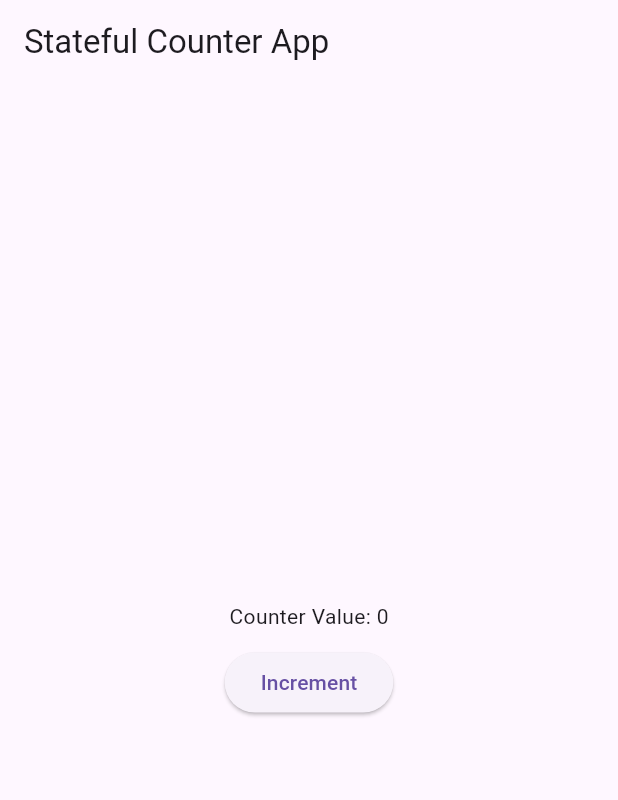
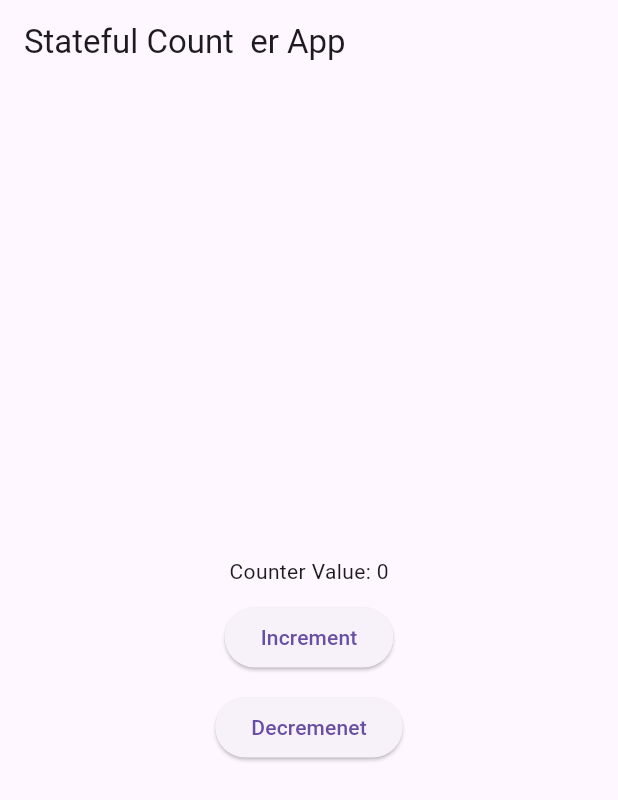
Before and after one commit to Apryadi/state_management_codelab, a Flutter app: the screen it shows after launch, on a phone screen of 412 x 824 dp. Shown: the top 800 px of the screen. Run offline on Flutter 3.47's test engine with Material 3 defaults, Android fonts, the phone set to English and light mode, and no system bars.

Commit message:
Menambahkan Funtion DecrementCounter

```diff
--- a/lib/main.dart
+++ b/lib/main.dart
@@ -1,4 +1,5 @@
 import 'package:flutter/material.dart';
+import 'package:state_management_codelab/stateless.dart';
 import 'package:state_management_codelab/statefull.dart';
 
 void main() {
--- a/lib/statefull.dart
+++ b/lib/statefull.dart
@@ -14,11 +14,20 @@ class _MyStatefulWidgetAppState extends State<MyStatefulWidgetApp> {
     });
   }
 
+  void decrementCounter() {
+    setState(() {
+      if (counter > 0) {
+        counter--;
+      }
+    });
+  }
+
+
   @override
   Widget build(BuildContext context) {
     return MaterialApp(
       home: Scaffold(
-        appBar: AppBar(title: Text('Stateful Counter App')),
+        appBar: AppBar(title: Text('Stateful Count  er App')),
         body: Center(
           child: Column(
             mainAxisAlignment: MainAxisAlignment.center,
@@ -29,6 +38,10 @@ class _MyStatefulWidgetAppState extends State<MyStatefulWidgetApp> {
                 onPressed: incrementCounter,
                 child: Text('Increment'),
               ),
+              SizedBox(height: 12,),
+              ElevatedButton(onPressed: decrementCounter,
+              child: Text('Decremenet'),
+              ),
             ],
           ),
         ),
```
